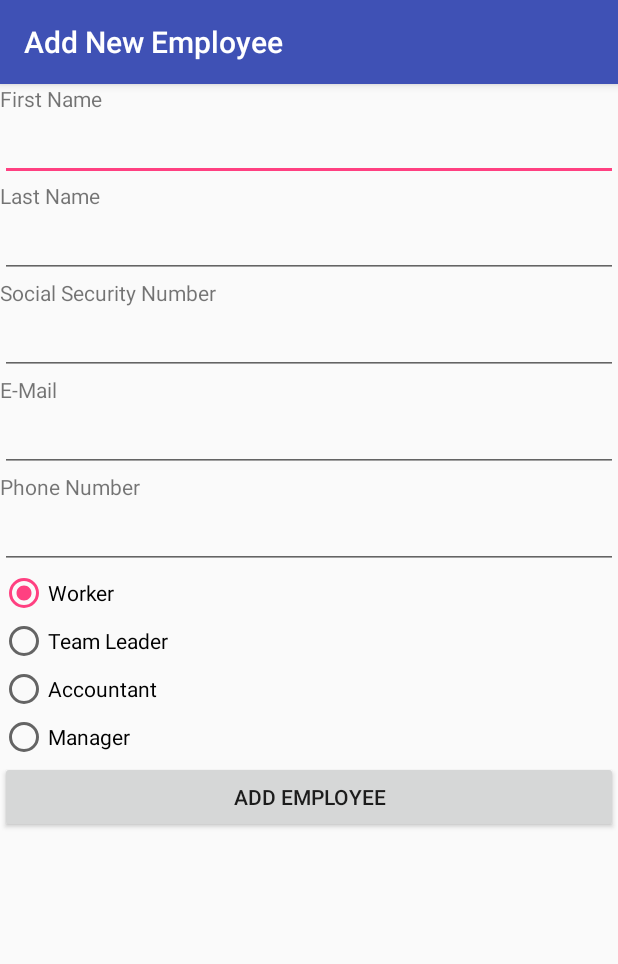
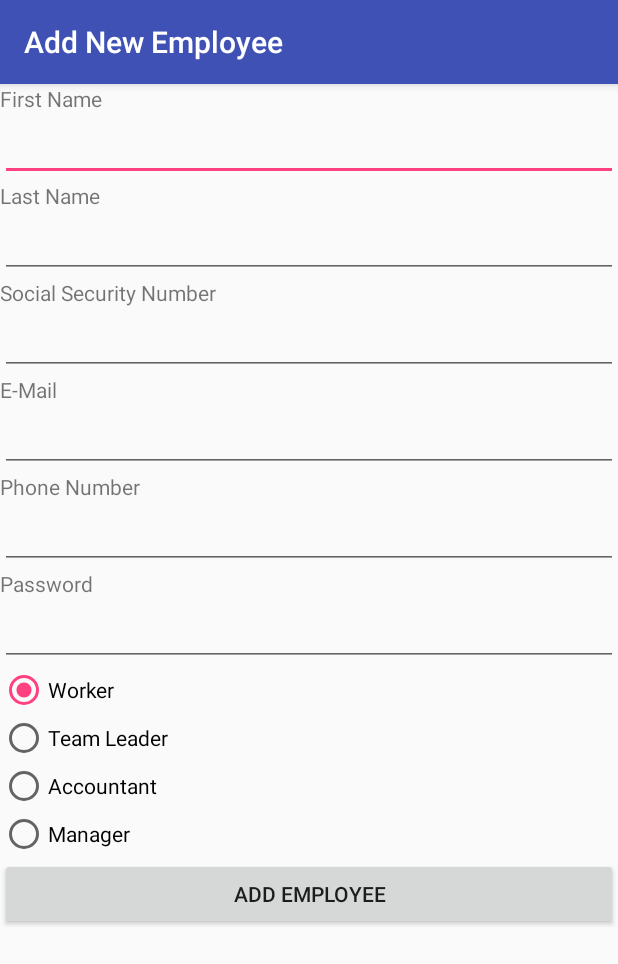
Before and after one commit to SmallBusinessManager/SmallBusinessManager, an Android app: the EmployeeAddActivity screen opened directly, with no data from a screen before it, after a tap on "ADD EMPLOYEE", on a phone screen of 412 x 824 dp. Shown: the top 964 px of the screen. Run offline under Robolectric (Android 15) with nearby library versions, the phone set to English and light mode, and no system bars; our stand-ins replace Firebase (no records; nobody signed in at launch, a user with empty details on screens opened directly); libraries missing offline, so code that uses them is left out: java.security.acl; 1 statement that could not run was skipped.

Commit message:
EmployeeAddActivity

```diff
--- a/app/src/main/java/com/projectcourse2/group11/smallbusinessmanager/AccountantActivity.java
+++ b/app/src/main/java/com/projectcourse2/group11/smallbusinessmanager/AccountantActivity.java
@@ -57,7 +57,7 @@ public class AccountantActivity extends AppCompatActivity implements  Navigation
     protected void onCreate(final Bundle savedInstanceState) {
         super.onCreate(savedInstanceState);
         setContentView(R.layout.activity_accountant_main);
-        listView = (ListView) findViewById(R.id.listViewF);
+        listView = (ListView) findViewById(R.id.listView);
         listView2 = (ListView) findViewById(R.id.listView2);
         listView3 = (ListView) findViewById(R.id.listView3);
         listView5 = (ListView) findViewById(R.id.listView5);
--- a/app/src/main/java/com/projectcourse2/group11/smallbusinessmanager/EmployeeAddActivity.java
+++ b/app/src/main/java/com/projectcourse2/group11/smallbusinessmanager/EmployeeAddActivity.java
@@ -1,13 +1,21 @@
 package com.projectcourse2.group11.smallbusinessmanager;
 
+import android.app.ProgressDialog;
 import android.content.Intent;
 import android.os.Bundle;
+import android.support.annotation.NonNull;
 import android.support.v7.app.AppCompatActivity;
 import android.util.Log;
 import android.view.View;
 import android.widget.Button;
 import android.widget.EditText;
+import android.widget.RadioButton;
+import android.widget.RadioGroup;
+import android.widget.Toast;
 
+import com.google.android.gms.tasks.OnCompleteListener;
+import com.google.android.gms.tasks.Task;
+import com.google.firebase.auth.AuthResult;
 import com.google.firebase.auth.FirebaseAuth;
 import com.google.firebase.auth.FirebaseUser;
 import com.google.firebase.database.DataSnapshot;
@@ -15,8 +23,14 @@ import com.google.firebase.database.DatabaseError;
 import com.google.firebase.database.DatabaseReference;
 import com.google.firebase.database.FirebaseDatabase;
 import com.google.firebase.database.ValueEventListener;
+import com.projectcourse2.group11.smallbusinessmanager.model.Company;
 import com.projectcourse2.group11.smallbusinessmanager.model.Employee;
+import com.projectcourse2.group11.smallbusinessmanager.model.Manager;
 import com.projectcourse2.group11.smallbusinessmanager.model.Person;
+import com.projectcourse2.group11.smallbusinessmanager.model.User;
+import com.projectcourse2.group11.smallbusinessmanager.model.Worker;
+
+import java.security.acl.Owner;
 
 /**
  * Created by Phil on 5/18/2017.
@@ -24,13 +38,21 @@ import com.projectcourse2.group11.smallbusinessmanager.model.Person;
 
 public class EmployeeAddActivity extends AppCompatActivity implements View.OnClickListener {
     private Button addButton;
-    private EditText firstNameText, lastNameText, socialText, emailText, phoneText;
+    private EditText firstNameText, lastNameText, socialText, emailText, phoneText, passwordText;
+    private RadioGroup positionGroup;
+    private RadioButton workerRadio, teamLeaderRadio, accountantRadio, managerRadio;
+
+    private static final int radioID1 = 1000;
+    private static final int radioID2 = 2000;
+    private static final int radioID3 = 3000;
+    private static final int radioID4 = 4000;
 
     private FirebaseAuth firebaseAuth;
     private FirebaseUser currentUser;
     private FirebaseDatabase firebaseDatabase;
     private DatabaseReference databaseReference;
     private FirebaseUser user = FirebaseAuth.getInstance().getCurrentUser();
+    private ProgressDialog progressDialog;
 
     private String companyID;
 
@@ -56,7 +78,20 @@ public class EmployeeAddActivity extends AppCompatActivity implements View.OnCli
         socialText = (EditText) findViewById(R.id.socialText);
         emailText = (EditText) findViewById(R.id.emailText);
         phoneText = (EditText) findViewById(R.id.phoneText);
+        passwordText = (EditText) findViewById(R.id.passwordText);
 
+        positionGroup = (RadioGroup) findViewById(R.id.positionGroup);
+        workerRadio = (RadioButton) findViewById(R.id.workerRadio);
+        teamLeaderRadio = (RadioButton) findViewById(R.id.teamLeaderRadio);
+        accountantRadio = (RadioButton) findViewById(R.id.accountantRadio);
+        managerRadio = (RadioButton) findViewById(R.id.managerRadio);
+
+        firebaseAuth = FirebaseAuth.getInstance();
+        firebaseDatabase = FirebaseDatabase.getInstance();
+        databaseReference = firebaseDatabase.getReference();
+        currentUser = firebaseAuth.getCurrentUser();
+        companyID = getIntent().getStringExtra("COMPANY_ID");
+        person = (Person) getIntent().getSerializableExtra("USER");
 
     }
 
@@ -67,7 +102,42 @@ public class EmployeeAddActivity extends AppCompatActivity implements View.OnCli
                 @Override
                 public void onDataChange(DataSnapshot dataSnapshot) {
                     if (firstNameText != null && lastNameText != null && socialText != null && emailText != null && phoneText != null){
-                        //TODO Assign employee a UID and
+                        //TODO Assign employee a UID and add to database
+                        final String SSN = socialText.toString();
+                        final String firstName = firstNameText.toString();
+                        final String lastName = lastNameText.toString();
+                        final String email = emailText.toString();
+                        final String phone = phoneText.toString();
+                        final String password = passwordText.toString();
+
+                        int radioClick = positionGroup.getCheckedRadioButtonId();
+
+
+
+                        /** Create new employee account **/
+                        firebaseAuth.createUserWithEmailAndPassword(email, password).addOnCompleteListener(this, new OnCompleteListener<AuthResult>() {
+                            @Override
+                            public void onComplete(@NonNull Task<AuthResult> task) {
+                                if (task.isSuccessful()) {
+
+                                    FirebaseUser user = FirebaseAuth.getInstance().getCurrentUser();
+                                    String UID = user.getUid().toString();
+
+                                    Manager owner = new Manager(SSN, firstName, lastName, email, phone, UID);
+
+                                    DatabaseReference databaseReference = FirebaseDatabase.getInstance().getReference();
+                                    databaseReference.child("companyEmployees").child(companyID).child(uid).setValue(owner);
+
+                                    Toast.makeText(EmployeeAddActivity.this, "Employee Added Successfully", Toast.LENGTH_SHORT).show();
+                                    Intent intent = new Intent(EmployeeAddActivity.this, EmployeeActivity.class);
+                                    EmployeeAddActivity.this.startActivity(intent);
+                                } else {
+                                    Toast.makeText(EmployeeAddActivity.this, "Employee Could Not Be Added", Toast.LENGTH_LONG).show();
+                                }
+                                progressDialog.dismiss();
+                            }
+                        });
+
                     }
                 }
 
@@ -78,4 +148,6 @@ public class EmployeeAddActivity extends AppCompatActivity implements View.OnCli
             });
         }
     }
+
+
 }
--- a/app/src/main/java/com/projectcourse2/group11/smallbusinessmanager/FileActivity.java
+++ b/app/src/main/java/com/projectcourse2/group11/smallbusinessmanager/FileActivity.java
@@ -64,7 +64,7 @@ public class FileActivity extends AppCompatActivity implements View.OnClickListe
         }
 
         Log.d("hehe","getIntent()");
-        listView = (ListView) findViewById(R.id.listViewF);
+        listView = (ListView) findViewById(R.id.listView);
         fab = (FloatingActionButton) findViewById(R.id.fabF);
         fab.setOnClickListener(this);
 
--- a/app/src/main/java/com/projectcourse2/group11/smallbusinessmanager/RegisterActivity.java
+++ b/app/src/main/java/com/projectcourse2/group11/smallbusinessmanager/RegisterActivity.java
@@ -102,7 +102,7 @@ public class RegisterActivity extends Activity implements View.OnClickListener {
         progressDialog.show();
 
 
-        // Register New Company Account & Owner Account
+        /** Register New Company Account & Owner Account **/
         firebaseAuth.createUserWithEmailAndPassword(email, password).addOnCompleteListener(this, new OnCompleteListener<AuthResult>() {
             @Override
             public void onComplete(@NonNull Task<AuthResult> task) {
--- a/app/src/main/java/com/projectcourse2/group11/smallbusinessmanager/SingleProjectHomeActivity.java
+++ b/app/src/main/java/com/projectcourse2/group11/smallbusinessmanager/SingleProjectHomeActivity.java
@@ -12,7 +12,6 @@ import android.view.MenuItem;
 import android.view.View;
 import android.widget.AdapterView;
 import android.widget.ArrayAdapter;
-import android.widget.ImageView;
 import android.widget.ListView;
 import android.widget.TextView;
 import android.widget.Toast;
@@ -61,7 +60,7 @@ public class SingleProjectHomeActivity extends AppCompatActivity implements View
         progressDialog.setMessage("Loading orders");
         progressDialog.show();
 
-        listView = (ListView) findViewById(R.id.listViewF);
+        listView = (ListView) findViewById(R.id.listView);
 
         if (getIntent() != null) {
             project = (Project) getIntent().getSerializableExtra("PROJECT");
--- a/app/src/main/res/layout/activity_employee_add.xml
+++ b/app/src/main/res/layout/activity_employee_add.xml
@@ -69,7 +69,21 @@
         android:ems="10"
         android:inputType="textPersonName" />
 
+    <TextView
+        android:id="@+id/textView7"
+        android:layout_width="match_parent"
+        android:layout_height="wrap_content"
+        android:text="Password" />
+
+    <EditText
+        android:id="@+id/passwordText"
+        android:layout_width="match_parent"
+        android:layout_height="wrap_content"
+        android:ems="10"
+        android:inputType="textPersonName" />
+
     <RadioGroup
+        android:id="@+id/positionGroup"
         android:layout_width="match_parent"
         android:layout_height="match_parent"
         android:checkedButton="@+id/workerRadio">
--- a/app/src/main/res/layout/activity_employees.xml
+++ b/app/src/main/res/layout/activity_employees.xml
@@ -28,7 +28,7 @@
         app:layout_behavior="@string/appbar_scrolling_view_behavior">
 
         <ListView
-            android:id="@+id/listViewF"
+            android:id="@+id/listView"
             android:layout_width="match_parent"
             android:layout_height="match_parent"
             android:layout_marginTop="0dp"
--- a/app/src/main/res/layout/activity_file.xml
+++ b/app/src/main/res/layout/activity_file.xml
@@ -27,7 +27,7 @@
         app:layout_behavior="@string/appbar_scrolling_view_behavior">
 
         <ListView
-            android:id="@+id/listViewF"
+            android:id="@+id/listView"
             android:layout_width="match_parent"
             android:layout_height="match_parent"
             android:layout_marginTop="0dp"
--- a/app/src/main/res/layout/activity_single_project_home.xml
+++ b/app/src/main/res/layout/activity_single_project_home.xml
@@ -40,7 +40,7 @@
         app:layout_behavior="@string/appbar_scrolling_view_behavior">
 
         <ListView
-            android:id="@+id/listViewF"
+            android:id="@+id/listView"
             android:layout_width="match_parent"
             android:layout_height="match_parent"
             android:layout_alignParentStart="true"
```
Also changed, not shown: app/src/main/java/com/projectcourse2/group11/smallbusinessmanager/EmployeeActivity.java (+14 -3 lines), app/src/main/res/layout/activity_accountant.xml (+4 -4 lines).
